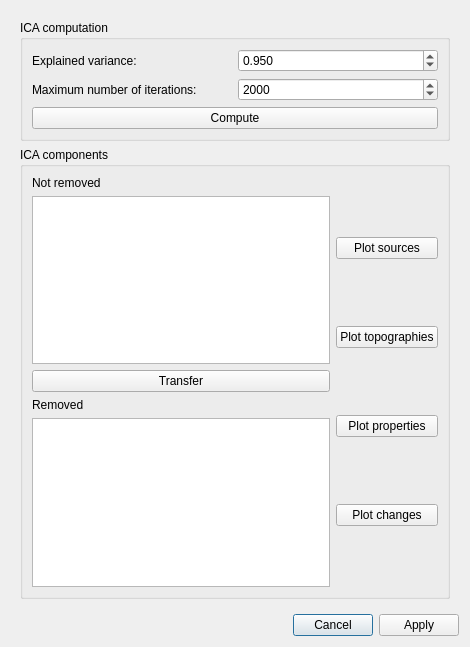
cibr-jyu/meggie, file qt4Designer_ui_files/icaDialogUi.ui: the form before one commit.
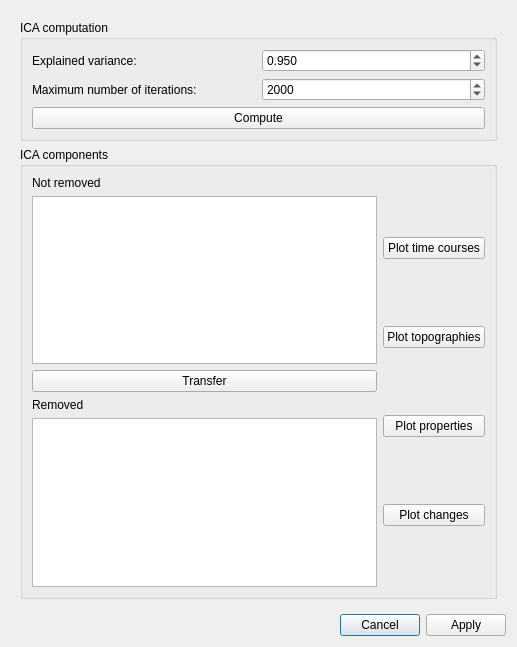
The form after the commit.

Commit message: Fix ICA dialog things and remove default values from epoch widget

```diff
--- a/qt4Designer_ui_files/icaDialogUi.ui
+++ b/qt4Designer_ui_files/icaDialogUi.ui
@@ -6,7 +6,7 @@
    <rect>
     <x>0</x>
     <y>0</y>
-    <width>470</width>
+    <width>517</width>
     <height>647</height>
    </rect>
   </property>
@@ -64,7 +64,7 @@
        <rect>
         <x>0</x>
         <y>0</y>
-        <width>452</width>
+        <width>499</width>
         <height>587</height>
        </rect>
       </property>
@@ -199,7 +199,7 @@
               <item row="0" column="0">
                <widget class="QPushButton" name="pushButtonPlotSources">
                 <property name="text">
-                 <string>Plot sources</string>
+                 <string>Plot time courses</string>
                 </property>
                </widget>
               </item>
```
The commit also changes 6 other files.
